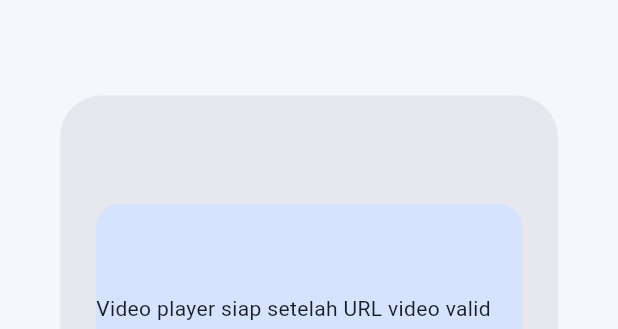
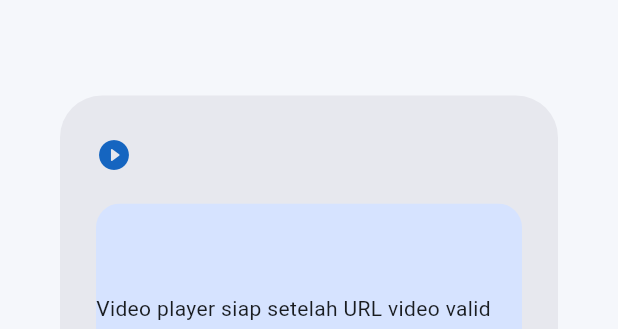
Before and after one commit to mungkinsajaa87-coder/tontonhub_flutter, a Flutter app: the _VideoDetail widget shown alone on an empty page, opened directly with empty values, on a phone screen of 412 x 824 dp. Shown: the top 329 px of the screen. Run offline on Flutter 3.47's test engine with Material 3 defaults, Android fonts, the light colour scheme and no system bars; our stand-ins replace cloud_firestore, firebase_auth, firebase_core, firebase_storage, image_picker, video_player; accounts and stored records are empty.

Commit message:
rapikan halaman video subscriber

```diff
--- a/lib/screens/videos/videos_screen.dart
+++ b/lib/screens/videos/videos_screen.dart
@@ -229,7 +229,22 @@ class _VideoDetailState extends State<_VideoDetail> {
   @override
   Widget build(BuildContext context) {
     return AlertDialog(
-      title: Text(widget.video.title),
+      title: Row(
+        children: [
+          const Icon(
+            Icons.play_circle_fill_rounded,
+            color: Color(0xFF1565C0),
+          ),
+          const SizedBox(width: 10),
+          Expanded(
+            child: Text(
+              widget.video.title,
+              maxLines: 1,
+              overflow: TextOverflow.ellipsis,
+            ),
+          ),
+        ],
+      ),
       content: SizedBox(
         width: 720,
         child: SingleChildScrollView(
```
